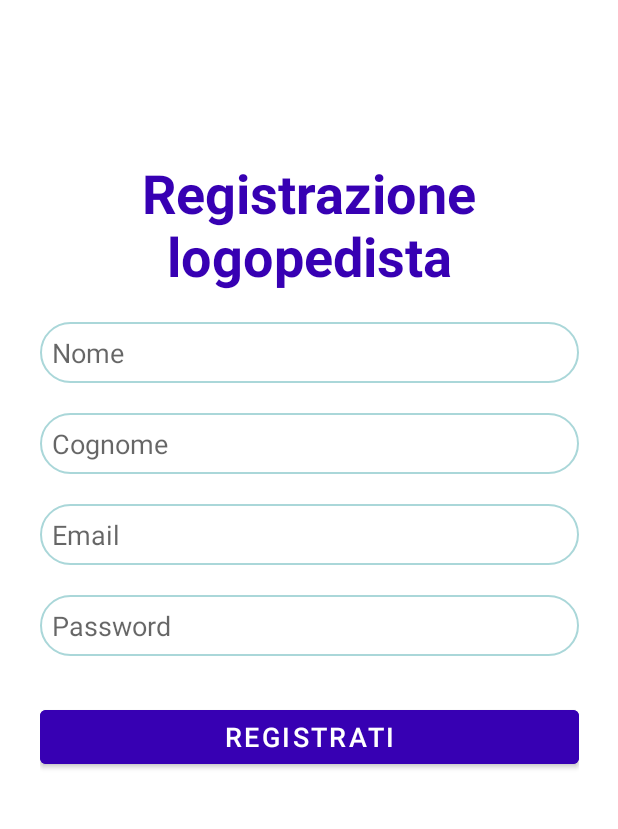
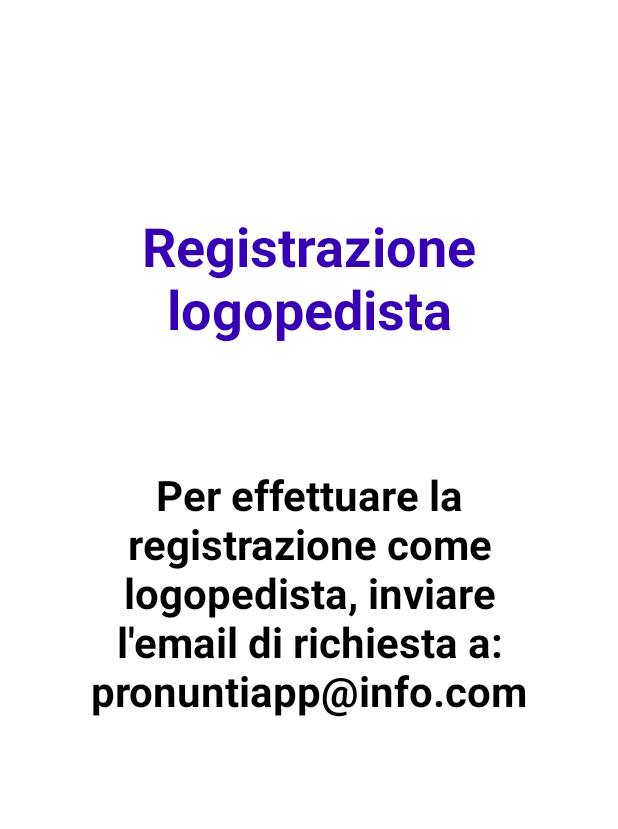
Before and after one commit to Software-Chasers-Plus/PronuntiApp, an Android app: the fragment RegistrazioneLogopedistaFragment placed in its activity, on a phone screen of 412 x 824 dp, the part 300-1129 px from its top. Run offline under Robolectric (Android 15) with nearby library versions, the phone set to English and light mode, and no system bars; our stand-ins replace Firebase (no records; nobody signed in at launch, a user with empty details on screens opened directly).

Commit message:
Modifica fragment registrazione logopedista

```diff
--- a/app/src/main/res/layout/registrazione_logopedista_fragment.xml
+++ b/app/src/main/res/layout/registrazione_logopedista_fragment.xml
@@ -13,54 +13,26 @@
         android:textAlignment="center"
         android:textStyle="bold"
         android:textColor="@color/purple_700"/>
-    <EditText
+
+    <!-- serve per fare lo spazio tra le due text view -->
+    <TextView
         android:layout_width="match_parent"
         android:layout_height="wrap_content"
-        android:id="@+id/registrazione_logopedista_nome"
-        android:background="@drawable/custom_edittext"
-        android:layout_marginTop="20dp"
-        android:padding="8dp"
-        android:hint="@string/name"
+        android:text = ""
+        android:textSize = "60dp"
+        android:textAlignment="center"
+        android:textStyle="bold"
         android:textColor="@color/black"/>
 
-    <EditText
+    <TextView
         android:layout_width="match_parent"
         android:layout_height="wrap_content"
-        android:id="@+id/registrazione_logopedista_cognome"
-        android:background="@drawable/custom_edittext"
-        android:layout_marginTop="20dp"
-        android:padding="8dp"
-        android:hint="@string/surname"
+        android:text = "@string/request_for_logopedista_registration"
+        android:textSize = "28dp"
+        android:textAlignment="center"
+        android:textStyle="bold"
         android:textColor="@color/black"/>
 
-    <EditText
-        android:layout_width="match_parent"
-        android:layout_height="wrap_content"
-        android:id="@+id/registrazione_logopedista_email"
-        android:background="@drawable/custom_edittext"
-        android:layout_marginTop="20dp"
-        android:padding="8dp"
-        android:hint="@string/email"
-        android:textColor="@color/black"/>
-    <EditText
-        android:layout_width="match_parent"
-        android:layout_height="wrap_content"
-        android:id="@+id/registrazione_genitore_password"
-        android:background="@drawable/custom_edittext"
-        android:layout_marginTop="20dp"
-        android:padding="8dp"
-        android:inputType="textPassword"
-        android:hint="@string/password"
-        android:textColor="@color/black"/>
-
-    <Button
-        android:layout_width="match_parent"
-        android:layout_height="wrap_content"
-        android:id="@+id/registrazione_genitore_button"
-        android:layout_marginTop="30dp"
-        android:text="@string/sign_up"
-        android:textSize = "18dp"
-        android:backgroundTint="@color/purple_700"/>
 
 
 </LinearLayout>
--- a/app/src/main/res/values/strings.xml
+++ b/app/src/main/res/values/strings.xml
@@ -28,5 +28,6 @@
     <string name="register_as_parent">Registrati come genitore</string>
     <string name="required_field">*Campo obbligatorio</string>
     <string name="info_child">Informazioni Figlio</string>
+    <string name="request_for_logopedista_registration">Per effettuare la registrazione come logopedista, inviare l\'email di richiesta a: pronuntiapp@info.com</string>
 
 </resources>
```
Also changed, not shown: 1 other file.
